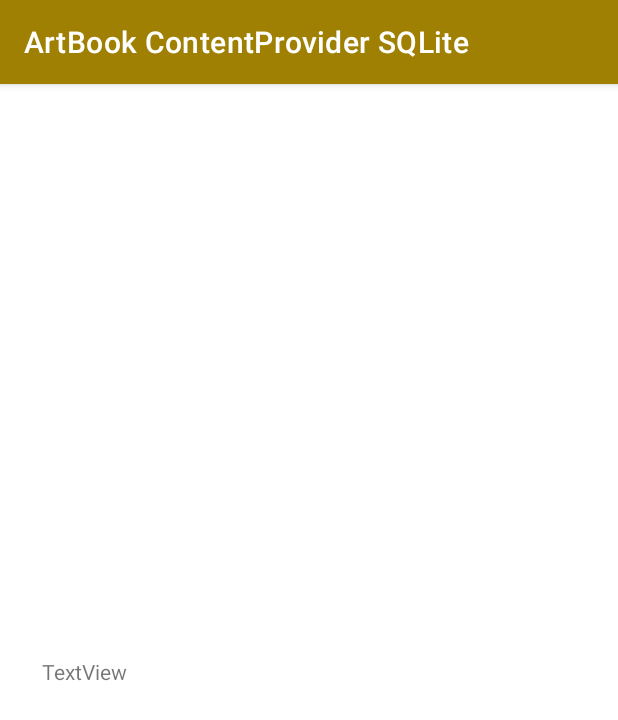
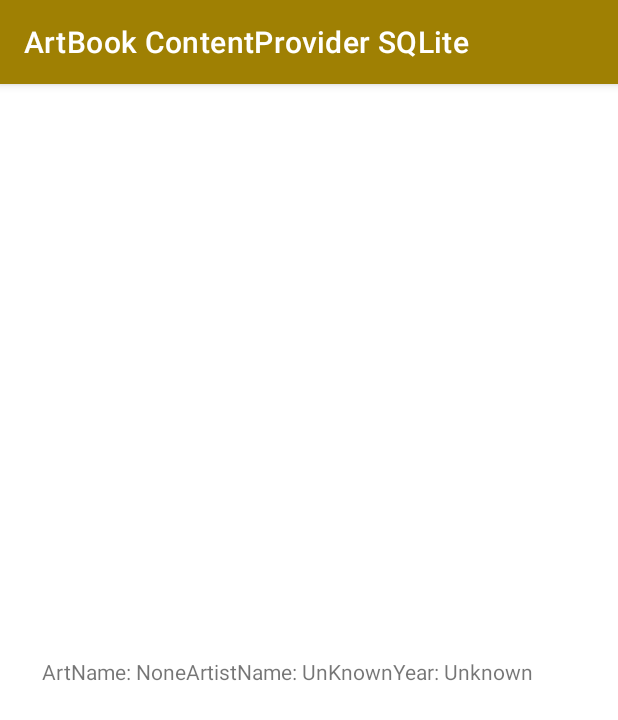
Before and after one commit to Cevik10/AAJ02-ContentProviderSQLite, an Android app: the ShowArtFragment screen opened through its navigation route, on a phone screen of 412 x 824 dp. Shown: the top 720 px of the screen. Run offline under Robolectric (Android 15) with nearby library versions, the phone set to English and light mode, and no system bars.

```diff
--- a/app/src/main/java/com/hakancevik/artbookcontentprovidersqlite/ArtListFragment.java
+++ b/app/src/main/java/com/hakancevik/artbookcontentprovidersqlite/ArtListFragment.java
@@ -60,30 +60,16 @@ public class ArtListFragment extends Fragment {
     public void onViewCreated(@NonNull View view, @Nullable Bundle savedInstanceState) {
         super.onViewCreated(view, savedInstanceState);
 
+        NavController navController = Navigation.findNavController(view);
+
+
         artList = new ArrayList<>();
 
         binding.recyclerView.setLayoutManager(new LinearLayoutManager(requireContext()));
         adapter = new ArtAdapter(artList);
         binding.recyclerView.setAdapter(adapter);
 
-        getDataFromContentProvider();
 
-
-        binding.floatingActionButton.setOnClickListener(new View.OnClickListener() {
-            @Override
-            public void onClick(View v) {
-                NavDirections action = ArtListFragmentDirections.actionArtListFragmentToAddArtFragment();
-                NavController navController = Navigation.findNavController(requireView());
-                navController.navigateUp(); // to clear previous navigation history
-                navController.navigate(action);
-            }
-        });
-
-
-    }
-
-
-    public void getDataFromContentProvider() {
 
         String Url = ArtContentProvider.URL;
         Uri artUri = Uri.parse(Url);
@@ -110,7 +96,19 @@ public class ArtListFragment extends Fragment {
 
         }
 
+
+
+        binding.floatingActionButton.setOnClickListener(new View.OnClickListener() {
+            @Override
+            public void onClick(View v) {
+
+                navController.navigate(R.id.action_artListFragment_to_addArtFragment);
+            }
+        });
+
+
     }
+
 
 
     @Override
--- a/app/src/main/java/com/hakancevik/artbookcontentprovidersqlite/ShowArtFragment.java
+++ b/app/src/main/java/com/hakancevik/artbookcontentprovidersqlite/ShowArtFragment.java
@@ -1,5 +1,6 @@
 package com.hakancevik.artbookcontentprovidersqlite;
 
+import android.graphics.Bitmap;
 import android.os.Bundle;
 
 import androidx.annotation.NonNull;
@@ -10,8 +11,13 @@ import android.view.LayoutInflater;
 import android.view.View;
 import android.view.ViewGroup;
 
+import com.hakancevik.artbookcontentprovidersqlite.databinding.FragmentAddArtBinding;
+import com.hakancevik.artbookcontentprovidersqlite.databinding.FragmentShowArtBinding;
+
 
 public class ShowArtFragment extends Fragment {
+
+    private FragmentShowArtBinding binding;
 
     public ShowArtFragment() {
         // Required empty public constructor
@@ -28,17 +34,34 @@ public class ShowArtFragment extends Fragment {
     public View onCreateView(LayoutInflater inflater, ViewGroup container,
                              Bundle savedInstanceState) {
         // Inflate the layout for this fragment
-        return inflater.inflate(R.layout.fragment_show_art, container, false);
+        binding = FragmentShowArtBinding.inflate(inflater, container, false);
+        View view = binding.getRoot();
+        return view;
     }
 
     @Override
     public void onViewCreated(@NonNull View view, @Nullable Bundle savedInstanceState) {
         super.onViewCreated(view, savedInstanceState);
+
+
+        if (getArguments() != null){
+            String getArtName = ShowArtFragmentArgs.fromBundle(getArguments()).getArtName();
+            String getArtistName = ShowArtFragmentArgs.fromBundle(getArguments()).getArtistName();
+            String getArtYear = ShowArtFragmentArgs.fromBundle(getArguments()).getArtYear();
+            Bitmap getImage = ShowArtFragmentArgs.fromBundle(getArguments()).getArtImage();
+
+            binding.imageView2.setImageBitmap(getImage);
+            binding.textView2.setText("ArtName: " + getArtName + "ArtistName: " + getArtistName + "Year: " + getArtYear);
+        }
+
+
+
     }
 
 
     @Override
     public void onDestroyView() {
         super.onDestroyView();
+        binding = null;
     }
 }
--- a/app/src/main/res/layout/fragment_show_art.xml
+++ b/app/src/main/res/layout/fragment_show_art.xml
@@ -16,9 +16,10 @@
         android:layout_marginBottom="30dp"
         app:layout_constraintBottom_toTopOf="@+id/textView2"
         app:layout_constraintEnd_toEndOf="parent"
+        app:layout_constraintHorizontal_bias="0.0"
         app:layout_constraintStart_toStartOf="@+id/textView2"
         app:layout_constraintTop_toTopOf="parent"
-        tools:src="@drawable/ic_launcher_foreground" />
+        tools:src="@tools:sample/backgrounds/scenic" />
 
     <TextView
         android:id="@+id/textView2"
@@ -27,7 +28,7 @@
         android:layout_marginStart="28dp"
         android:layout_marginEnd="28dp"
         android:layout_marginBottom="79dp"
-        android:text="TextView"
+        android:text="Ki-Taek fakir ve aynı zamanda işsiz de bir adamdır. Karısı, oğlu, kızıyla beraber Seul'un arka mahallerinin birinde; böceklerin istila ettiği kötü bir evde yaşamaktadır. Bir gün oğlu Ki-Woo, son derece varlıklı bir ailenin evinde özel eğitmenlik işi bulur ve kendi ailesi içinde bunun bir fırsat olduğunu keşfeder."
         app:layout_constraintBottom_toBottomOf="parent"
         app:layout_constraintEnd_toEndOf="parent"
         app:layout_constraintStart_toStartOf="parent"
--- a/app/src/main/res/navigation/nav_graph.xml
+++ b/app/src/main/res/navigation/nav_graph.xml
@@ -34,5 +34,22 @@
         <action
             android:id="@+id/action_showArtFragment_to_artListFragment"
             app:destination="@id/artListFragment" />
+        <argument
+            android:name="artName"
+            app:argType="string"
+            android:defaultValue="None" />
+        <argument
+            android:name="artistName"
+            app:argType="string"
+            android:defaultValue="UnKnown" />
+        <argument
+            android:name="artYear"
+            app:argType="string"
+            android:defaultValue="Unknown" />
+        <argument
+            android:name="artImage"
+            app:argType="android.graphics.Bitmap"
+            app:nullable="true"
+            android:defaultValue="@null" />
     </fragment>
 </navigation>
```
Also changed, not shown: app/src/main/java/com/hakancevik/artbookcontentprovidersqlite/AddArtFragment.java (+11 -1 lines), app/src/main/java/com/hakancevik/artbookcontentprovidersqlite/adapter/ArtAdapter.java (+16 -1 lines).
